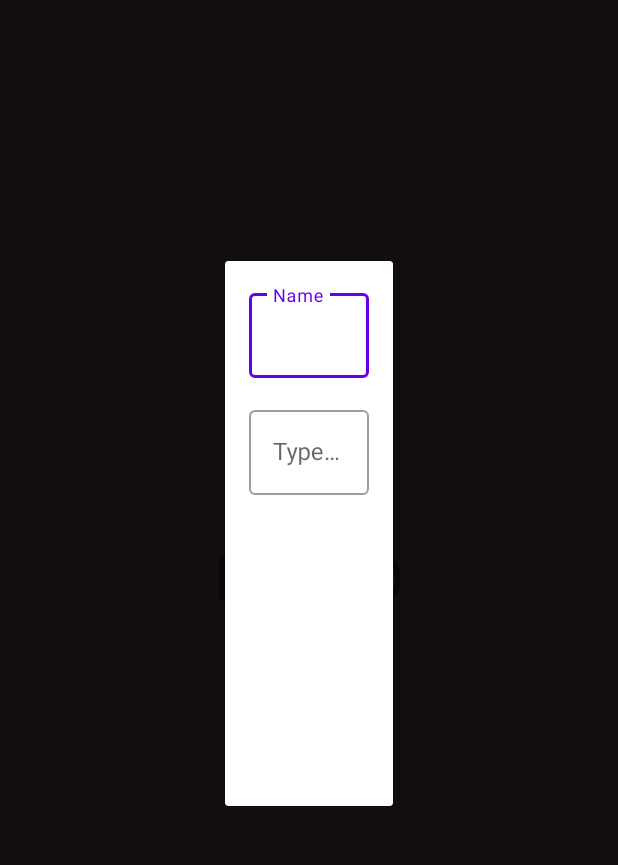
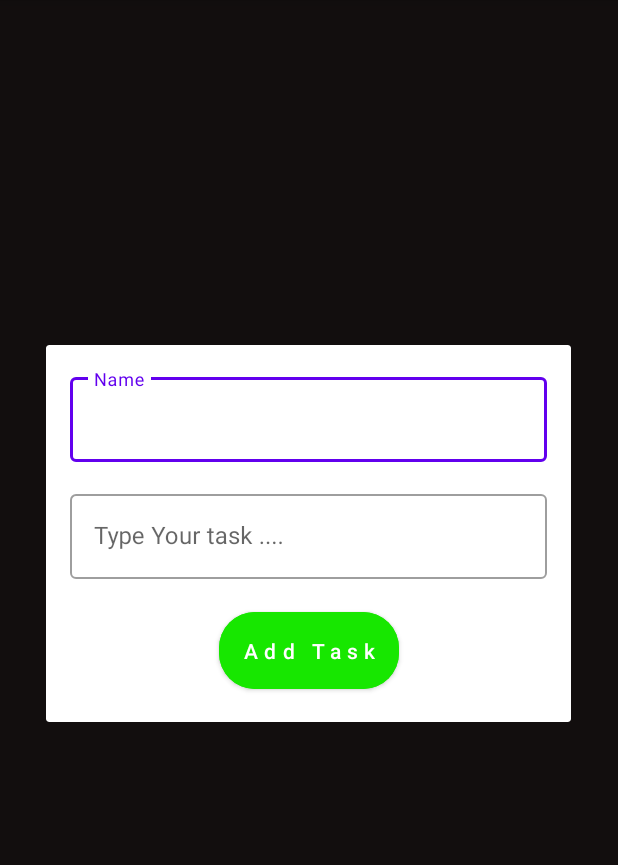
Before and after one commit to RuslanJoldasbaev/TodoList, an Android app: the AddFragment screen opened through its navigation route, on a phone screen of 412 x 824 dp, the part 84-949 px from its top. Run offline under Robolectric (Android 15) with nearby library versions, the phone set to English and light mode, and no system bars; 1 statement that could not run was skipped.

Commit message:
ha'mmesi islenip bolindi

```diff
--- a/app/src/main/java/com/example/todolist/data/local/LocalStorage.kt
+++ b/app/src/main/java/com/example/todolist/data/local/LocalStorage.kt
@@ -12,10 +12,9 @@
             App.instance.getSharedPreferences("ChatAppSharedPref", Context.MODE_PRIVATE)
     }
 
-    var username by StringPreference(pref, "temp001")
-
-
     var token by StringPreference(pref)
 
     var isRegister by BooleanPreference(pref)
+
+    var isDone by BooleanPreference(pref, false)
 }
--- /dev/null
+++ b/app/src/main/java/com/example/todolist/data/models/CreateTaskBodyData.kt
@@ -0,0 +1,6 @@
+package com.example.todolist.data.models
+
+data class CreateTaskBodyData(
+    val task: String,
+    val description: String,
+)
--- a/app/src/main/java/com/example/todolist/RetrofitHelper.kt
+++ b/app/src/main/java/com/example/todolist/retrofit/RetrofitHelper.kt
@@ -1,4 +1,4 @@
-package com.example.todolist
+package com.example.todolist.retrofit
 
 import okhttp3.OkHttpClient
 import okhttp3.logging.HttpLoggingInterceptor
--- a/app/src/main/java/com/example/todolist/TodoApi.kt
+++ b/app/src/main/java/com/example/todolist/retrofit/TodoApi.kt
@@ -1,4 +1,4 @@
-package com.example.todolist
+package com.example.todolist.retrofit
 
 import com.example.todolist.data.models.*
 import retrofit2.Response
@@ -15,9 +15,18 @@
     @POST("/api/login")
     suspend fun loginUser(@Body body: LoginData): Response<GenericData<RegisterResponseData>>
 
+    @POST("/api/tasks")
+    suspend fun addTasks(
+        @Body body: CreateTaskBodyData,
+        @Header("Authorization") token: String
+    ): Response<GenericData<List<TaskData>>>
+
     @PUT("/api/tasks")
     suspend fun updateTasks(
         @Header("Authorization") token: String,
+        @Body body: DoneRequestBodyData,
+        @Path("id")
+        id: Int
     ): Response<GenericData<List<TaskData>>>
 
     @DELETE("/api/tasks/{id}")
--- a/app/src/main/java/com/example/todolist/ui/all/AddFragment.kt
+++ b/app/src/main/java/com/example/todolist/ui/all/AddFragment.kt
@@ -3,15 +3,63 @@
 import android.os.Bundle
 import android.view.View
 import androidx.fragment.app.DialogFragment
+import androidx.lifecycle.ViewModelProvider
+import androidx.lifecycle.lifecycleScope
+import androidx.navigation.fragment.findNavController
+import com.example.chatapp.utils.toast
 import com.example.todolist.R
 import com.example.todolist.databinding.FragmentAddBinding
+import com.example.todolist.presentation.MainViewModel
+import kotlinx.coroutines.flow.launchIn
+import kotlinx.coroutines.flow.onEach
 
 class AddFragment : DialogFragment(R.layout.fragment_add) {
     private lateinit var binding: FragmentAddBinding
+    private lateinit var viewModel: MainViewModel
+
+
 
     override fun onViewCreated(view: View, savedInstanceState: Bundle?) {
         super.onViewCreated(view, savedInstanceState)
         binding = FragmentAddBinding.bind(view)
 
+        viewModel = ViewModelProvider(
+            requireActivity(),
+            ViewModelProvider.AndroidViewModelFactory(requireActivity().application)
+        )[MainViewModel::class.java]
+
+        initListeners()
+        initObservers()
+
+    }
+
+    private fun initListeners() {
+        binding.apply {
+            btnAdd.setOnClickListener {
+                val name = etTaskName.text.toString()
+                val description = etTaskDescription.text.toString()
+
+                if (name.isNotEmpty() && description.isNotEmpty()) {
+                    lifecycleScope.launchWhenResumed {
+                        viewModel.addTasks(name,description)
+                        findNavController().popBackStack()
+                        val intent = requireActivity().intent
+                        requireActivity().finish()
+                        startActivity(intent)
+                    }
+                }
+            }
+
+        }
+    }
+
+    private fun initObservers() {
+        viewModel.addTasksFlow.onEach {
+            findNavController().popBackStack()
+        }.launchIn(lifecycleScope)
+
+        viewModel.messageFlow.onEach {
+            toast("Belgisiz qa'telik payda boldi")
+        }.launchIn(lifecycleScope)
     }
 }
--- a/app/src/main/res/layout/fragment_add.xml
+++ b/app/src/main/res/layout/fragment_add.xml
@@ -2,7 +2,8 @@
 <androidx.constraintlayout.widget.ConstraintLayout xmlns:android="http://schemas.android.com/apk/res/android"
     xmlns:app="http://schemas.android.com/apk/res-auto"
     android:layout_width="match_parent"
-    android:layout_height="wrap_content">
+    android:layout_height="match_parent"
+    android:minWidth="350dp">
 
     <com.google.android.material.textfield.TextInputLayout
         android:id="@+id/til_task_name"
@@ -51,7 +52,7 @@
 
     <com.google.android.material.button.MaterialButton
         android:id="@+id/btn_add"
-        android:layout_width="0dp"
+        android:layout_width="match_parent"
         android:layout_height="wrap_content"
         android:layout_marginHorizontal="40dp"
         android:layout_marginVertical="16dp"
--- a/app/src/main/res/navigation/nav_graph.xml
+++ b/app/src/main/res/navigation/nav_graph.xml
@@ -7,7 +7,7 @@
     <fragment
         android:id="@+id/loginFragment"
         android:name="com.example.todolist.ui.login.LoginFragment"
-        android:label="LoginFragment" >
+        android:label="LoginFragment">
         <action
             android:id="@+id/action_loginFragment_to_registerFragment"
             app:destination="@id/registerFragment" />
@@ -22,26 +22,34 @@
     <fragment
         android:id="@+id/mainFragment"
         android:name="com.example.todolist.ui.all.MainFragment"
-        android:label="MainFragment" >
+        android:label="MainFragment">
         <action
             android:id="@+id/action_mainFragment_to_updateFragment"
             app:destination="@id/updateFragment" />
         <action
-            android:id="@+id/action_mainFragment_to_addTaskDialog"
-            app:destination="@id/addTaskDialog" />
+            android:id="@+id/action_mainFragment_to_addFragment"
+            app:destination="@id/addFragment" />
     </fragment>
-    <dialog
-        android:id="@+id/addTaskDialog"
-        android:name="com.example.todolist.ui.all.AddFragment"
-        android:label="AddTaskDialog" />
     <fragment
         android:id="@+id/updateFragment"
         android:name="com.example.todolist.ui.all.UpdateFragment"
-        android:label="UpdateFragment" />
+        android:label="UpdateFragment">
+
+        <argument
+            android:name="id"
+            app:argType="integer" />
+        <argument
+            android:name="task"
+            app:argType="string" />
+        <argument
+            android:name="desc"
+            app:argType="string" />
+
+    </fragment>
     <fragment
         android:id="@+id/splashFragment"
         android:name="com.example.todolist.SplashFragment"
-        android:label="SplashFragment" >
+        android:label="SplashFragment">
         <action
             android:id="@+id/action_splashFragment_to_loginFragment"
             app:destination="@id/loginFragment" />
@@ -49,4 +57,8 @@
             android:id="@+id/action_splashFragment_to_mainFragment"
             app:destination="@id/mainFragment" />
     </fragment>
+    <dialog
+        android:id="@+id/addFragment"
+        android:name="com.example.todolist.ui.all.AddFragment"
+        android:label="AddFragment" />
 </navigation>
```
Also changed, not shown: app/src/main/java/com/example/todolist/data/models/DoneRequestBodyData.kt (added, +8 -0 lines), app/src/main/java/com/example/todolist/domian/MainRepository.kt (+22 -16 lines), app/src/main/java/com/example/todolist/presentation/MainViewModel.kt (+23 -9 lines), app/src/main/java/com/example/todolist/ui/adapters/TaskAdapter.kt (added, +57 -0 lines), app/src/main/java/com/example/todolist/ui/adapters/TasksAdapter.kt (deleted, +0 -65 lines), app/src/main/java/com/example/todolist/ui/all/MainFragment.kt (+24 -15 lines), app/src/main/java/com/example/todolist/ui/all/UpdateFragment.kt (+66 -0 lines), app/src/main/res/layout/fragment_update.xml (+16 -0 lines), app/src/main/res/layout/item_task.xml (+0 -14 lines).
